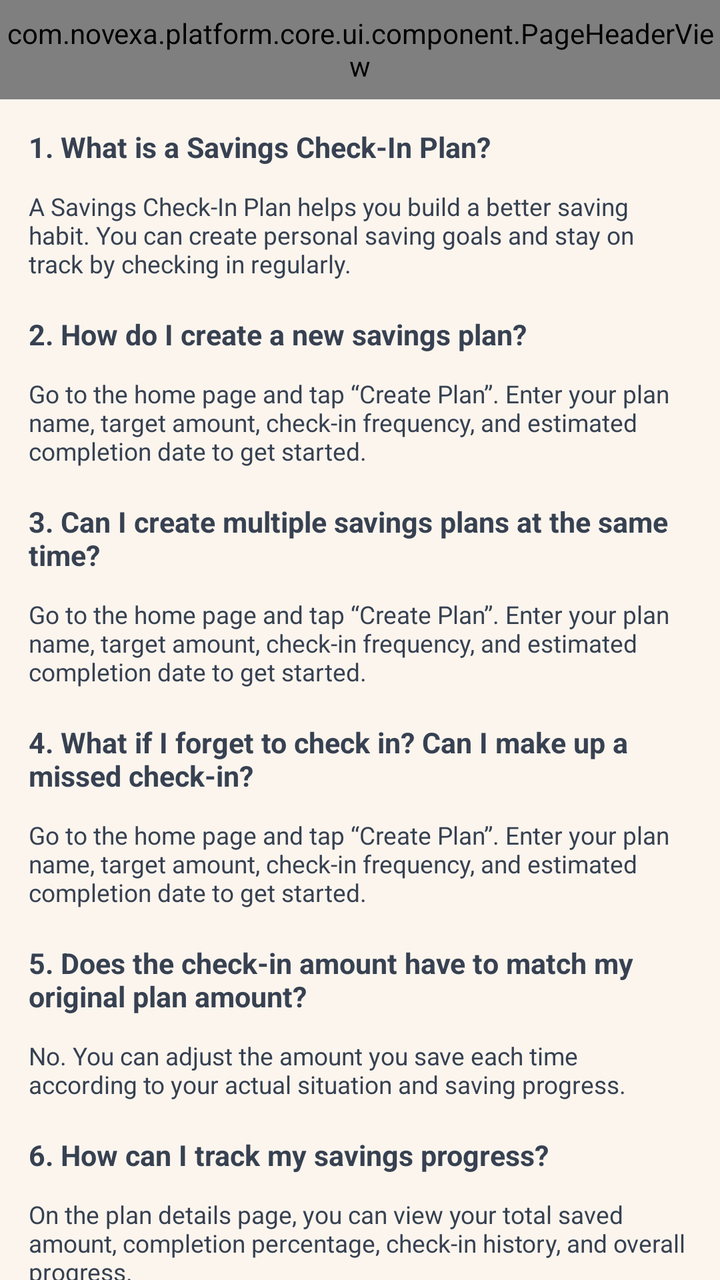
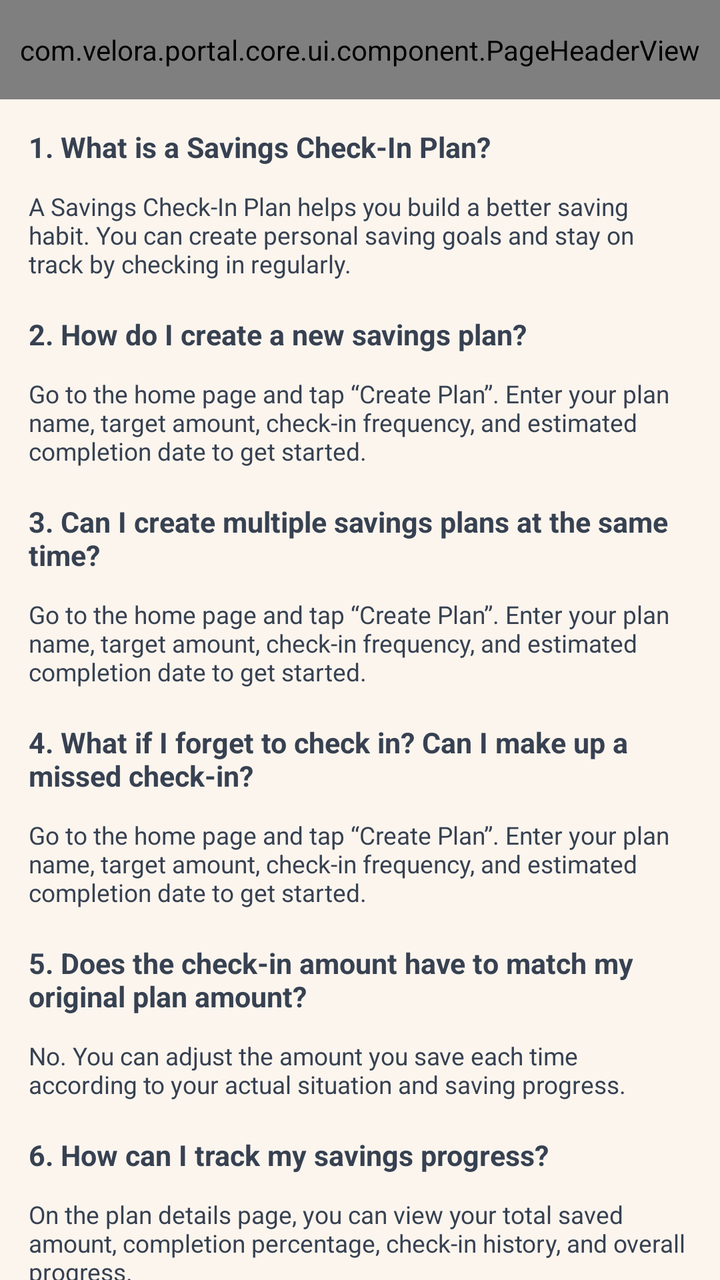

The first picture is an Android layout as it rendered before a commit; the second is the same layout after the commit. The layout source and the unified diff follow.
<!-- AndroidManifest.xml: application theme MyTheme -->
<!-- res/layout/sidepage_faq_activity.xml -->
<?xml version="1.0" encoding="utf-8"?>
<androidx.constraintlayout.widget.ConstraintLayout xmlns:android="http://schemas.android.com/apk/res/android"
    xmlns:app="http://schemas.android.com/apk/res-auto"
    android:layout_width="match_parent"
    android:layout_height="match_parent"
    android:background="@color/page_bg_color1">

    <com.novexa.platform.core.ui.component.PageHeaderView
        android:id="@+id/titleBar"
        android:layout_width="0dp"
        android:layout_height="@dimen/dp_56"
        app:centerText="@string/faq"
        app:fitStatusBar="false"
        app:layout_constraintEnd_toEndOf="parent"
        app:layout_constraintStart_toStartOf="parent"
        app:layout_constraintTop_toTopOf="parent" />

    <androidx.core.widget.NestedScrollView
        android:layout_width="0dp"
        android:layout_height="0dp"
        android:clipToPadding="false"
        android:fillViewport="true"
        android:paddingStart="@dimen/dp_16"
        android:paddingTop="@dimen/dp_18"
        android:paddingEnd="@dimen/dp_16"
        android:paddingBottom="@dimen/dp_28"
        app:layout_constraintBottom_toBottomOf="parent"
        app:layout_constraintEnd_toEndOf="parent"
        app:layout_constraintStart_toStartOf="parent"
        app:layout_constraintTop_toBottomOf="@id/titleBar">

        <LinearLayout
            android:layout_width="match_parent"
            android:layout_height="wrap_content"
            android:orientation="vertical">

            <TextView
                android:layout_width="match_parent"
                android:layout_height="wrap_content"
                android:includeFontPadding="false"
                android:text="1. What is a Savings Check-In Plan?"
                android:textColor="@color/text_body"
                android:textSize="@dimen/sp_16"
                android:textStyle="bold" />

            <TextView
                android:layout_width="match_parent"
                android:layout_height="wrap_content"
                android:layout_marginTop="@dimen/dp_16"
                android:includeFontPadding="false"
                android:text="A Savings Check-In Plan helps you build a better saving habit. You can create personal saving goals and stay on track by checking in regularly."
                android:textColor="@color/text_body"
                android:textSize="@dimen/sp_14" />

            <TextView
                android:layout_width="match_parent"
                android:layout_height="wrap_content"
                android:layout_marginTop="@dimen/dp_22"
                android:includeFontPadding="false"
                android:text="2. How do I create a new savings plan?"
                android:textColor="@color/text_body"
                android:textSize="@dimen/sp_16"
                android:textStyle="bold" />

            <TextView
                android:layout_width="match_parent"
                android:layout_height="wrap_content"
                android:layout_marginTop="@dimen/dp_16"
                android:includeFontPadding="false"
                android:text="Go to the home page and tap “Create Plan”. Enter your plan name, target amount, check-in frequency, and estimated completion date to get started."
                android:textColor="@color/text_body"
                android:textSize="@dimen/sp_14" />

            <TextView
                android:layout_width="match_parent"
                android:layout_height="wrap_content"
                android:layout_marginTop="@dimen/dp_22"
                android:includeFontPadding="false"
                android:text="3. Can I create multiple savings plans at the same time?"
                android:textColor="@color/text_body"
                android:textSize="@dimen/sp_16"
                android:textStyle="bold" />

            <TextView
                android:layout_width="match_parent"
                android:layout_height="wrap_content"
                android:layout_marginTop="@dimen/dp_16"
                android:includeFontPadding="false"
                android:text="Go to the home page and tap “Create Plan”. Enter your plan name, target amount, check-in frequency, and estimated completion date to get started."
                android:textColor="@color/text_body"
                android:textSize="@dimen/sp_14" />

            <TextView
                android:layout_width="match_parent"
                android:layout_height="wrap_content"
                android:layout_marginTop="@dimen/dp_22"
                android:includeFontPadding="false"
                android:text="4. What if I forget to check in? Can I make up a missed check-in?"
                android:textColor="@color/text_body"
                android:textSize="@dimen/sp_16"
                android:textStyle="bold" />

            <TextView
                android:layout_width="match_parent"
                android:layout_height="wrap_content"
                android:layout_marginTop="@dimen/dp_16"
                android:includeFontPadding="false"
                android:text="Go to the home page and tap “Create Plan”. Enter your plan name, target amount, check-in frequency, and estimated completion date to get started."
                android:textColor="@color/text_body"
                android:textSize="@dimen/sp_14" />

            <TextView
                android:layout_width="match_parent"
                android:layout_height="wrap_content"
                android:layout_marginTop="@dimen/dp_22"
                android:includeFontPadding="false"
                android:text="5. Does the check-in amount have to match my original plan amount?"
                android:textColor="@color/text_body"
                android:textSize="@dimen/sp_16"
                android:textStyle="bold" />

            <TextView
                android:layout_width="match_parent"
                android:layout_height="wrap_content"
                android:layout_marginTop="@dimen/dp_16"
                android:includeFontPadding="false"
                android:text="No. You can adjust the amount you save each time according to your actual situation and saving progress."
                android:textColor="@color/text_body"
                android:textSize="@dimen/sp_14" />

            <TextView
                android:layout_width="match_parent"
                android:layout_height="wrap_content"
                android:layout_marginTop="@dimen/dp_22"
                android:includeFontPadding="false"
                android:text="6. How can I track my savings progress?"
                android:textColor="@color/text_body"
                android:textSize="@dimen/sp_16"
                android:textStyle="bold" />

            <TextView
                android:layout_width="match_parent"
                android:layout_height="wrap_content"
                android:layout_marginTop="@dimen/dp_16"
                android:includeFontPadding="false"
                android:text="On the plan details page, you can view your total saved amount, completion percentage, check-in history, and overall progress."
                android:textColor="@color/text_body"
                android:textSize="@dimen/sp_14" />

            <TextView
                android:layout_width="match_parent"
                android:layout_height="wrap_content"
                android:layout_marginTop="@dimen/dp_22"
                android:includeFontPadding="false"
                android:text="7. Can I recover a deleted savings plan?"
                android:textColor="@color/text_body"
                android:textSize="@dimen/sp_16"
                android:textStyle="bold" />

            <TextView
                android:layout_width="match_parent"
                android:layout_height="wrap_content"
                android:layout_marginTop="@dimen/dp_16"
                android:includeFontPadding="false"
                android:text="Deleted plans may not be recoverable. Please confirm carefully before deleting any plan."
                android:textColor="@color/text_body"
                android:textSize="@dimen/sp_14" />

            <TextView
                android:layout_width="match_parent"
                android:layout_height="wrap_content"
                android:layout_marginTop="@dimen/dp_22"
                android:includeFontPadding="false"
                android:text="8. Why am I not receiving check-in reminders?"
                android:textColor="@color/text_body"
                android:textSize="@dimen/sp_16"
                android:textStyle="bold" />

            <TextView
                android:layout_width="match_parent"
                android:layout_height="wrap_content"
                android:layout_marginTop="@dimen/dp_16"
                android:includeFontPadding="false"
                android:text="Please make sure notification permissions are enabled and check whether your phone system is restricting app notifications or background activity."
                android:textColor="@color/text_body"
                android:textSize="@dimen/sp_14" />

            <TextView
                android:layout_width="match_parent"
                android:layout_height="wrap_content"
                android:layout_marginTop="@dimen/dp_22"
                android:includeFontPadding="false"
                android:text="9. Will the app automatically deduct money from my bank account?"
                android:textColor="@color/text_body"
                android:textSize="@dimen/sp_16"
                android:textStyle="bold" />

            <TextView
                android:layout_width="match_parent"
                android:layout_height="wrap_content"
                android:layout_marginTop="@dimen/dp_16"
                android:includeFontPadding="false"
                android:text="No. This app is designed only to help you record and manage your savings goals. It will never automatically charge or deduct funds from your bank account."
                android:textColor="@color/text_body"
                android:textSize="@dimen/sp_14" />

        </LinearLayout>

    </androidx.core.widget.NestedScrollView>

</androidx.constraintlayout.widget.ConstraintLayout>
<!-- resources referenced by this layout -->
<resources>
  <color name="page_bg_color1">#FBF5EE</color>
  <color name="text_body">#374151</color>
  <dimen name="dp_16">16dp</dimen>
  <dimen name="dp_18">18dp</dimen>
  <dimen name="dp_22">22dp</dimen>
  <dimen name="dp_28">28dp</dimen>
  <dimen name="dp_56">56dp</dimen>
  <dimen name="sp_14">14sp</dimen>
  <dimen name="sp_16">16sp</dimen>
  <string name="faq">FAQ</string>
  <style name="MyTheme" parent="Theme.MaterialComponents.DayNight.NoActionBar">
          <item name="android:windowBackground">@color/surface_primary</item>
          <item name="android:statusBarColor">@color/surface_primary</item>
          <item name="android:navigationBarColor">@color/surface_primary</item>
          <item name="android:windowTranslucentStatus">false</item>
          <item name="android:windowTranslucentNavigation">false</item>
          <item name="editTextStyle">@style/AppEditTextStyle</item>
          <item name="android:editTextStyle">@style/AppEditTextStyle</item>
      </style>
  <color name="surface_primary">#FFFFFFFF</color>
  <style name="AppEditTextStyle" parent="@style/Widget.AppCompat.EditText">
          <item name="android:textCursorDrawable">@drawable/input_cursor_color_7087f8</item>
      </style>
  <!-- drawable input_cursor_color_7087f8 (drawable) -->
  <?xml version="1.0" encoding="utf-8"?>
  <shape xmlns:android="http://schemas.android.com/apk/res/android">
      <size android:width="@dimen/dp_2" />
      <solid android:color="@color/brand_primary" />
  </shape>
  <dimen name="dp_2">2dp</dimen>
  <color name="brand_primary">#396401</color>
</resources>

<!-- the commit's change to res/layout/sidepage_faq_activity.xml (unified diff, before → after) -->
@@ -5,7 +5,7 @@
     android:layout_height="match_parent"
     android:background="@color/page_bg_color1">
 
-    <com.novexa.platform.core.ui.component.PageHeaderView
+    <com.velora.portal.core.ui.component.PageHeaderView
         android:id="@+id/titleBar"
         android:layout_width="0dp"
         android:layout_height="@dimen/dp_56"
